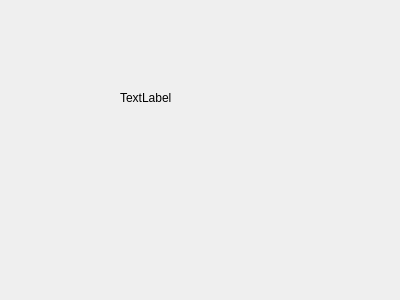
First picture: the form in studentaccountpage.ui, repository cameron001/cs100_finalproject, before the edit.
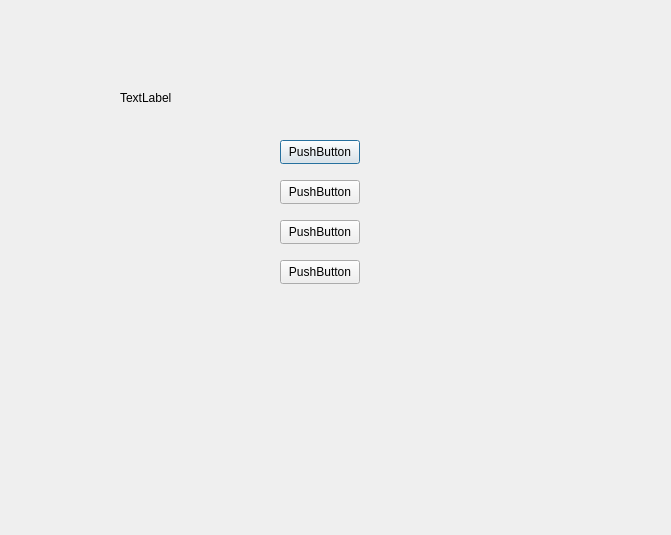
Second picture: the form after the edit.

Commit message: Allows an existing user to login using the database with a username and password and see a new ui page

```diff
--- a/studentaccountpage.ui
+++ b/studentaccountpage.ui
@@ -6,8 +6,8 @@
    <rect>
     <x>0</x>
     <y>0</y>
-    <width>400</width>
-    <height>300</height>
+    <width>671</width>
+    <height>535</height>
    </rect>
   </property>
   <property name="windowTitle">
@@ -26,6 +26,58 @@
     <string>TextLabel</string>
    </property>
   </widget>
+  <widget class="QPushButton" name="accountInfoButton">
+   <property name="geometry">
+    <rect>
+     <x>280</x>
+     <y>140</y>
+     <width>80</width>
+     <height>24</height>
+    </rect>
+   </property>
+   <property name="text">
+    <string>PushButton</string>
+   </property>
+  </widget>
+  <widget class="QPushButton" name="libraryBooksButton">
+   <property name="geometry">
+    <rect>
+     <x>280</x>
+     <y>180</y>
+     <width>80</width>
+     <height>24</height>
+    </rect>
+   </property>
+   <property name="text">
+    <string>PushButton</string>
+   </property>
+  </widget>
+  <widget class="QPushButton" name="transactionButton">
+   <property name="geometry">
+    <rect>
+     <x>280</x>
+     <y>220</y>
+     <width>80</width>
+     <height>24</height>
+    </rect>
+   </property>
+   <property name="text">
+    <string>PushButton</string>
+   </property>
+  </widget>
+  <widget class="QPushButton" name="accountDebtButton">
+   <property name="geometry">
+    <rect>
+     <x>280</x>
+     <y>260</y>
+     <width>80</width>
+     <height>24</height>
+    </rect>
+   </property>
+   <property name="text">
+    <string>PushButton</string>
+   </property>
+  </widget>
  </widget>
  <resources/>
  <connections/>
```
The commit also changes 5 other files.
